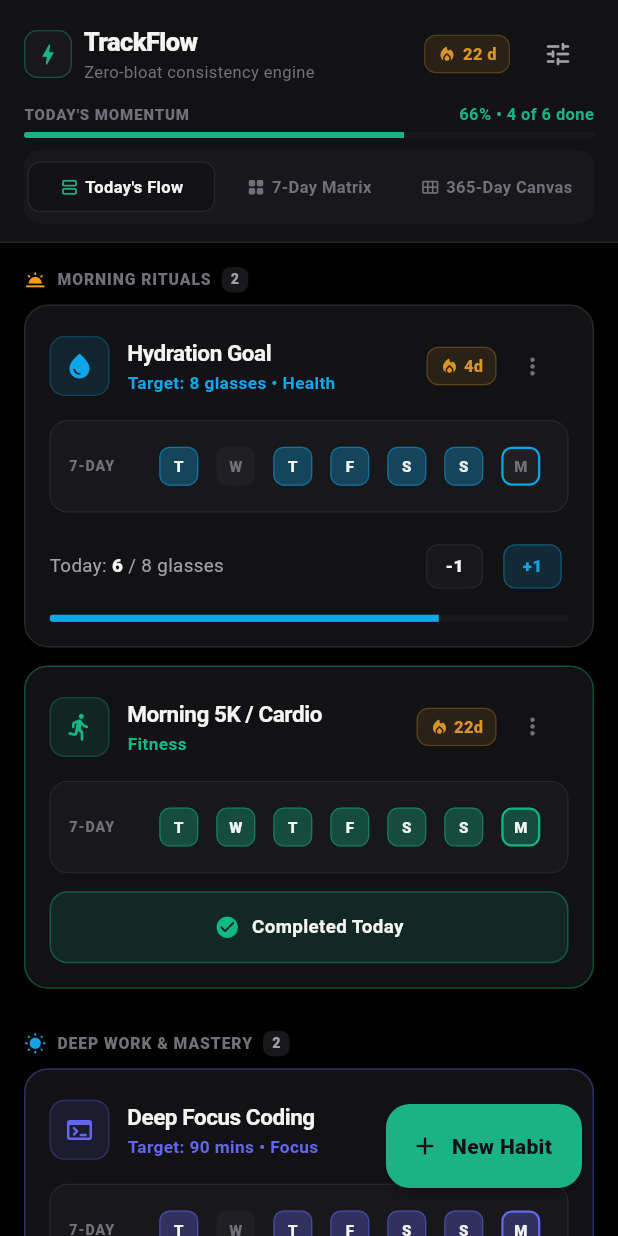
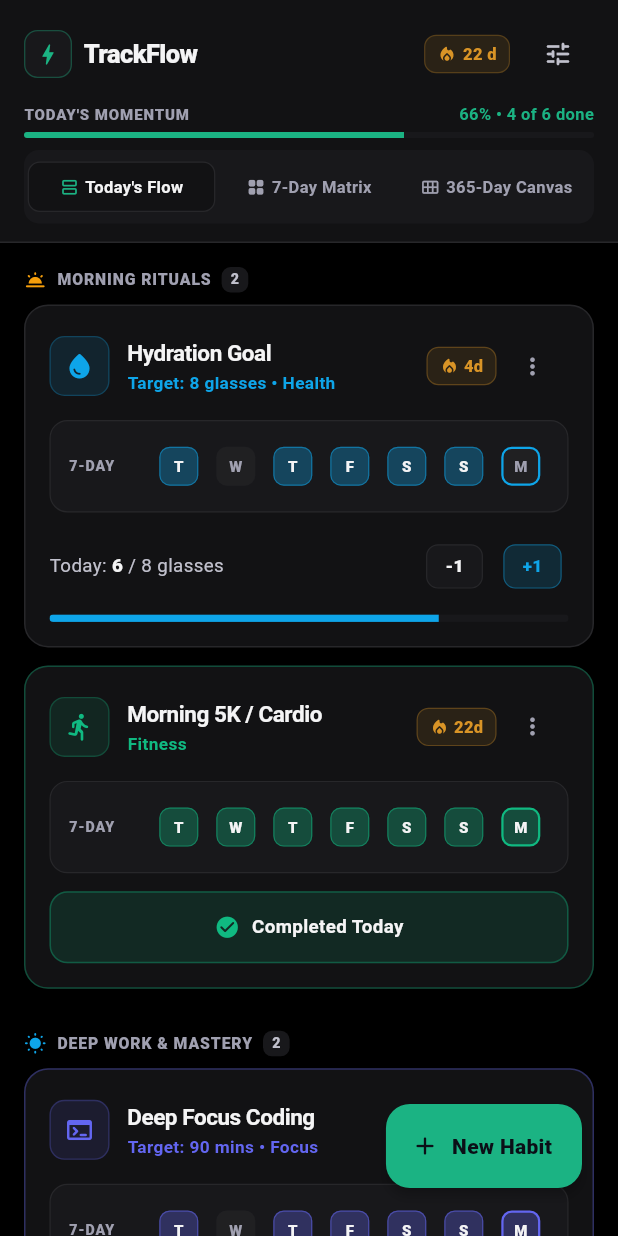
Before and after one commit to I-AM-PRASHANT-VERMA/track-flow, a Flutter app: the screen it shows after launch, on a phone screen of 412 x 824 dp. Run offline on Flutter 3.47's test engine with Material 3 defaults, Android fonts, the phone set to English and light mode, and no system bars; our stand-ins replace shared_preferences.

Commit message:
fix: bump muted text colors, remove header subtitle, fix time chip padding

```diff
--- a/lib/core/constants/app_colors.dart
+++ b/lib/core/constants/app_colors.dart
@@ -23,8 +23,8 @@ class AppColors {
 
   // Typography tokens - WCAG AAA compliant
   static const Color textPrimary = Color(0xFFF4F4F5);     // Zinc-100 (14.2:1 contrast against #000000)
-  static const Color textSecondary = Color(0xFFA1A1AA);   // Zinc-400 (7.1:1 contrast)
-  static const Color textMuted = Color(0xFF71717A);       // Zinc-500
+  static const Color textSecondary = Color(0xFFC0C0CC);   // Lifted Zinc-400 — readable secondary on OLED black
+  static const Color textMuted = Color(0xFFA0A0B0);       // Lifted Zinc-500 — visible but not competing with primary
   static const Color textDarkPrimary = Color(0xFF18181B); // Never pure black in light mode
   static const Color textDarkSecondary = Color(0xFF52525B);
 
--- a/lib/widgets/add_edit_habit_sheet.dart
+++ b/lib/widgets/add_edit_habit_sheet.dart
@@ -481,7 +481,7 @@ class _AddEditHabitSheetState extends State<AddEditHabitSheet> {
         borderRadius: BorderRadius.circular(8),
         onTap: () => setState(() => _selectedTimeOfDay = time),
         child: Container(
-          padding: const EdgeInsets.symmetric(vertical: 8),
+          padding: const EdgeInsets.symmetric(vertical: 12, horizontal: 6),
           decoration: BoxDecoration(
             color: isSelected
                 ? AppColors.primary.withValues(alpha: isDark ? 0.18 : 0.12)
--- a/lib/widgets/executive_summary_header.dart
+++ b/lib/widgets/executive_summary_header.dart
@@ -97,13 +97,7 @@ class ExecutiveSummaryHeader extends StatelessWidget {
                       color: isDark ? AppColors.textPrimary : AppColors.textDarkPrimary,
                     ),
                   ),
-                  Text(
-                    'Zero-bloat consistency engine',
-                    style: TextStyle(
-                      fontSize: 11,
-                      color: isDark ? AppColors.textMuted : AppColors.textDarkSecondary,
-                    ),
-                  ),
+
                 ],
               ),
               const Spacer(),
```
Also changed, not shown: track_verify_home.png (added).
